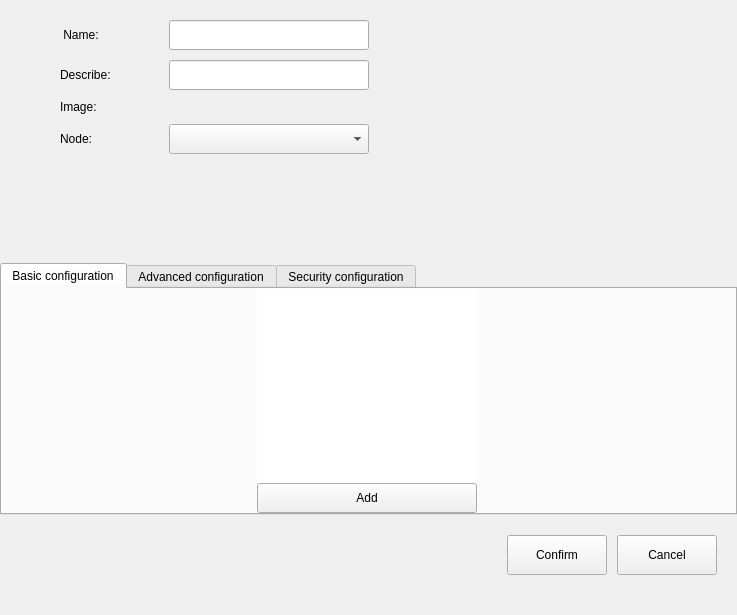
Qt form src/pages/container/container-setting.ui (openeuler-mirror/ks-scmc-gui) before a commit.
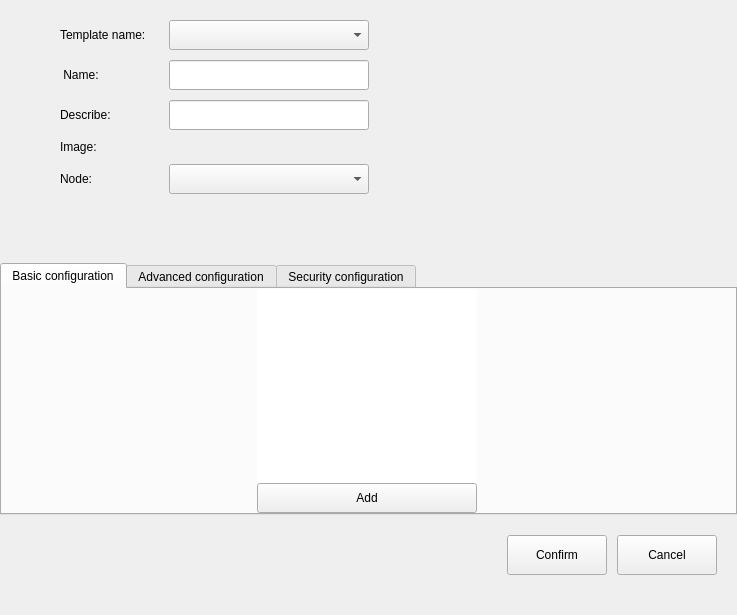
The same form after that commit.

Commit message:
fix(*):add create container from template function and show all envs in container setting
- 添加基于模板创建容器的功能，在容器设置中显示所有环境变量

The edit to the form file:
```diff
--- a/src/pages/container/container-setting.ui
+++ b/src/pages/container/container-setting.ui
@@ -56,67 +56,21 @@
          <property name="verticalSpacing">
           <number>10</number>
          </property>
-         <item row="0" column="1">
-          <widget class="QLineEdit" name="lineEdit_name">
-           <property name="minimumSize">
-            <size>
-             <width>200</width>
-             <height>30</height>
-            </size>
-           </property>
-           <property name="maximumSize">
-            <size>
-             <width>200</width>
-             <height>30</height>
-            </size>
-           </property>
-          </widget>
-         </item>
          <item row="3" column="0">
-          <widget class="QLabel" name="label_4">
-           <property name="text">
-            <string>Node:</string>
-           </property>
-          </widget>
-         </item>
-         <item row="1" column="0">
-          <widget class="QLabel" name="label_2">
-           <property name="text">
-            <string>Describe:</string>
-           </property>
-          </widget>
-         </item>
-         <item row="1" column="1">
-          <widget class="QLineEdit" name="lineEdit_describe">
-           <property name="minimumSize">
-            <size>
-             <width>200</width>
-             <height>30</height>
-            </size>
-           </property>
-           <property name="maximumSize">
-            <size>
-             <width>200</width>
-             <height>30</height>
-            </size>
-           </property>
-          </widget>
-         </item>
-         <item row="2" column="0">
           <widget class="QLabel" name="label_image">
            <property name="text">
             <string>Image:</string>
            </property>
           </widget>
          </item>
-         <item row="0" column="0">
-          <widget class="QLabel" name="label">
+         <item row="2" column="0">
+          <widget class="QLabel" name="label_2">
            <property name="text">
-            <string> Name:</string>
+            <string>Describe:</string>
            </property>
           </widget>
          </item>
-         <item row="4" column="1">
+         <item row="5" column="1">
           <spacer name="verticalSpacer_2">
            <property name="orientation">
             <enum>Qt::Vertical</enum>
@@ -129,7 +83,14 @@
            </property>
           </spacer>
          </item>
-         <item row="3" column="1">
+         <item row="1" column="0">
+          <widget class="QLabel" name="label">
+           <property name="text">
+            <string> Name:</string>
+           </property>
+          </widget>
+         </item>
+         <item row="4" column="1">
           <widget class="QComboBox" name="cb_node">
            <property name="minimumSize">
             <size>
@@ -145,6 +106,68 @@
            </property>
           </widget>
          </item>
+         <item row="4" column="0">
+          <widget class="QLabel" name="label_4">
+           <property name="text">
+            <string>Node:</string>
+           </property>
+          </widget>
+         </item>
+         <item row="1" column="1">
+          <widget class="QLineEdit" name="lineEdit_name">
+           <property name="minimumSize">
+            <size>
+             <width>200</width>
+             <height>30</height>
+            </size>
+           </property>
+           <property name="maximumSize">
+            <size>
+             <width>200</width>
+             <height>30</height>
+            </size>
+           </property>
+          </widget>
+         </item>
+         <item row="2" column="1">
+          <widget class="QLineEdit" name="lineEdit_describe">
+           <property name="minimumSize">
+            <size>
+             <width>200</width>
+             <height>30</height>
+            </size>
+           </property>
+           <property name="maximumSize">
+            <size>
+             <width>200</width>
+             <height>30</height>
+            </size>
+           </property>
+          </widget>
+         </item>
+         <item row="0" column="0">
+          <widget class="QLabel" name="label_template_name">
+           <property name="text">
+            <string>Template name:</string>
+           </property>
+          </widget>
+         </item>
+         <item row="0" column="1">
+          <widget class="QComboBox" name="cb_template">
+           <property name="minimumSize">
+            <size>
+             <width>200</width>
+             <height>30</height>
+            </size>
+           </property>
+           <property name="maximumSize">
+            <size>
+             <width>200</width>
+             <height>30</height>
+            </size>
+           </property>
+          </widget>
+         </item>
         </layout>
        </widget>
       </widget>
```
The commit also changes 21 other files.
